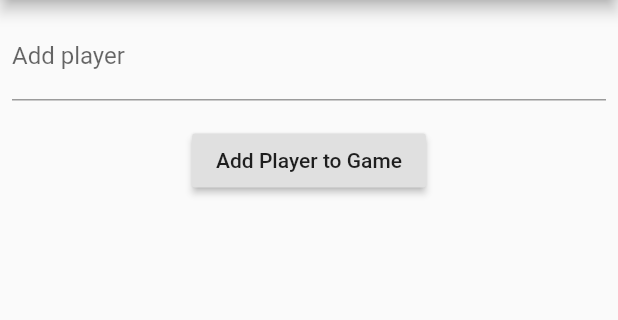
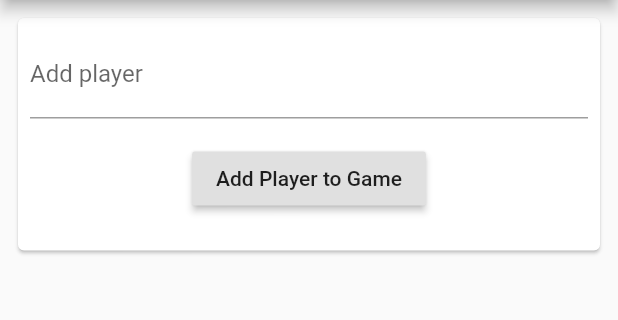
Before and after one commit to TylerSustare/flutter-score-keeper, a Flutter app: the screen it shows after launch, on a phone screen of 412 x 824 dp, the part 84-404 px from its top. Run offline on Flutter 3.47's test engine with Material 2 defaults, Android fonts, the phone set to English and light mode, and no system bars.

```diff
--- a/score_keeper/lib/form.dart
+++ b/score_keeper/lib/form.dart
@@ -2,24 +2,28 @@ import 'package:flutter/material.dart';
 import 'package:score_keeper/player.dart';
 
 // Create a Form widget.
-class MyCustomForm extends StatefulWidget {
-  MyCustomForm({@required this.onAddPlayer, @required this.playerList});
+class PlayerForm extends StatefulWidget {
+  PlayerForm({@required this.onAddPlayer, @required this.playerList});
+
   final Function onAddPlayer;
   final List<Player> playerList;
+
   @override
-  MyCustomFormState createState() =>
-      MyCustomFormState(onAddPlayer: onAddPlayer, playerList: playerList);
+  PlayerFormState createState() =>
+      PlayerFormState(onAddPlayer: onAddPlayer, playerList: playerList);
 }
 
 // Create a corresponding State class.
 // This class holds data related to the form.
-class MyCustomFormState extends State<MyCustomForm> {
-  MyCustomFormState({@override this.onAddPlayer, @override this.playerList});
+class PlayerFormState extends State<PlayerForm> {
+  PlayerFormState({@override this.onAddPlayer, @override this.playerList});
+
   final Function onAddPlayer;
   final List<Player> playerList;
+
   // Create a global key that uniquely identifies the Form widget and allows validation of the form.
   //
-  // Note: This is a GlobalKey<FormState>, not a GlobalKey<MyCustomFormState>.
+  // Note: This is a GlobalKey<FormState>, not a GlobalKey<PlayerFormState>.
   final _formKey = GlobalKey<FormState>();
   final myController = TextEditingController();
 
@@ -35,6 +39,9 @@ class MyCustomFormState extends State<MyCustomForm> {
     // Build a Form widget using the _formKey created above.
     return Form(
       key: _formKey,
+      child: Card(
+        child: Padding(
+          padding: const EdgeInsets.all(8.0),
           child: Column(
             crossAxisAlignment: CrossAxisAlignment.start,
             children: <Widget>[
@@ -87,6 +94,8 @@ class MyCustomFormState extends State<MyCustomForm> {
               ),
             ],
           ),
+        ),
+      ),
     );
   }
 }
--- a/score_keeper/lib/main.dart
+++ b/score_keeper/lib/main.dart
@@ -28,7 +28,7 @@ class _MyAppState extends State<MyApp> {
               padding: const EdgeInsets.all(8.0),
               child: ListView(
                 children: <Widget>[
-                  MyCustomForm(
+                  PlayerForm(
                       onAddPlayer: this.onAddPlayer, playerList: _playerList),
                   PlayerList(
                       name: _playerList, onDeletePlayer: this.onDeletePlayer),
@@ -44,9 +44,9 @@ class _MyAppState extends State<MyApp> {
   void onAddPlayer({String name}) {
     Player newPlayer = new Player(name: name);
     this._playerList.add(newPlayer);
-    setState(() => this._playerList);
-    // setState(() => [...this._playerList]);
-    /* same as ☝️
+    setState(() => this._playerList); // call set state, telling flutter what piece of state changed
+    // setState(() => [...this._playerList]); // works
+    /* also works
     setState(() {
       _playerList: [...this._playerList];
     });
--- a/score_keeper/pubspec.yaml
+++ b/score_keeper/pubspec.yaml
@@ -9,6 +9,7 @@ dependencies:
   flutter:
     sdk: flutter
 
+  easy_alert: ^0.0.2
   cupertino_icons: ^0.1.2
 
 dev_dependencies:
```
Also changed, not shown: score_keeper/lib/player_list.dart (+38 -7 lines), 3 other files. Lines whose indentation alone changed are shown as unchanged.
